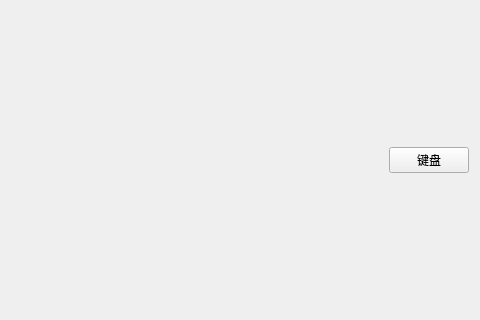
This is forms/manual/mdiform.ui in zephyrrr/Camotics_modbus as Qt 5 draws it before an edit; both pictures show x 157 to 637 and y 167 to 487 of the 637 by 654 pixel window. The edited form follows.
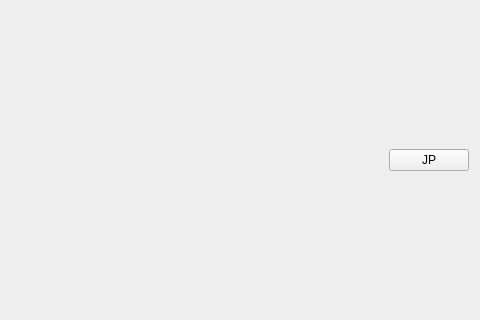
This is the edited form.

Patch:
```diff
--- a/forms/manual/mdiform.ui
+++ b/forms/manual/mdiform.ui
@@ -36,7 +36,7 @@
         <item>
           <widget class="QPushButton" name="btnKeyboard">
             <property name="text">
-              <string>键盘</string>
+              <string>JP</string>
             </property>
             <property name="checkable">
               <bool>true</bool>
```
Left out of the diff: 3 changed lines with no effect on the pictures.
